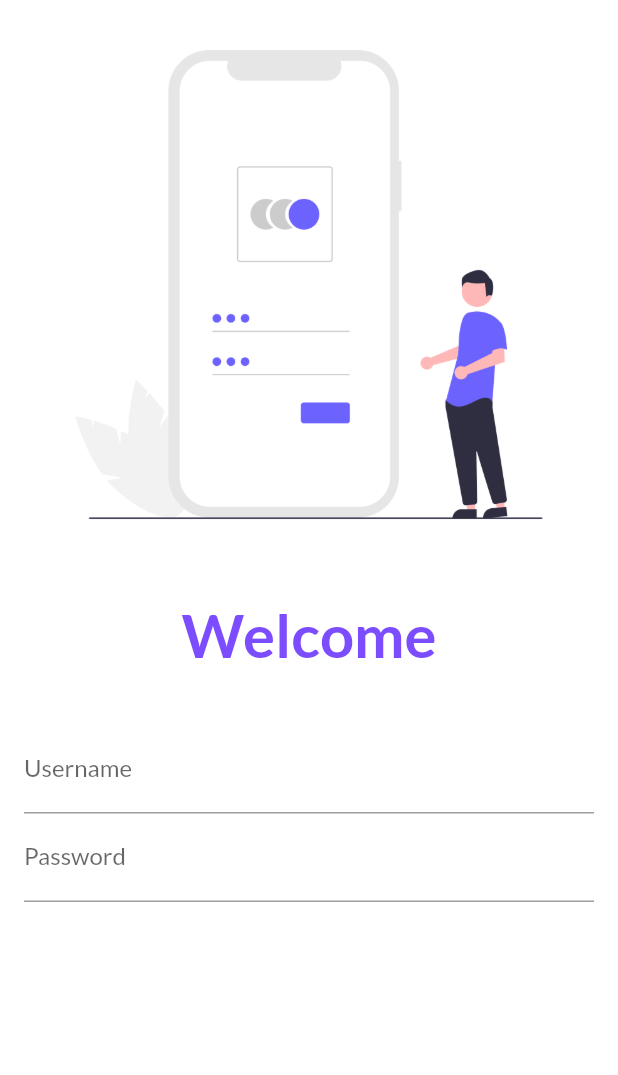
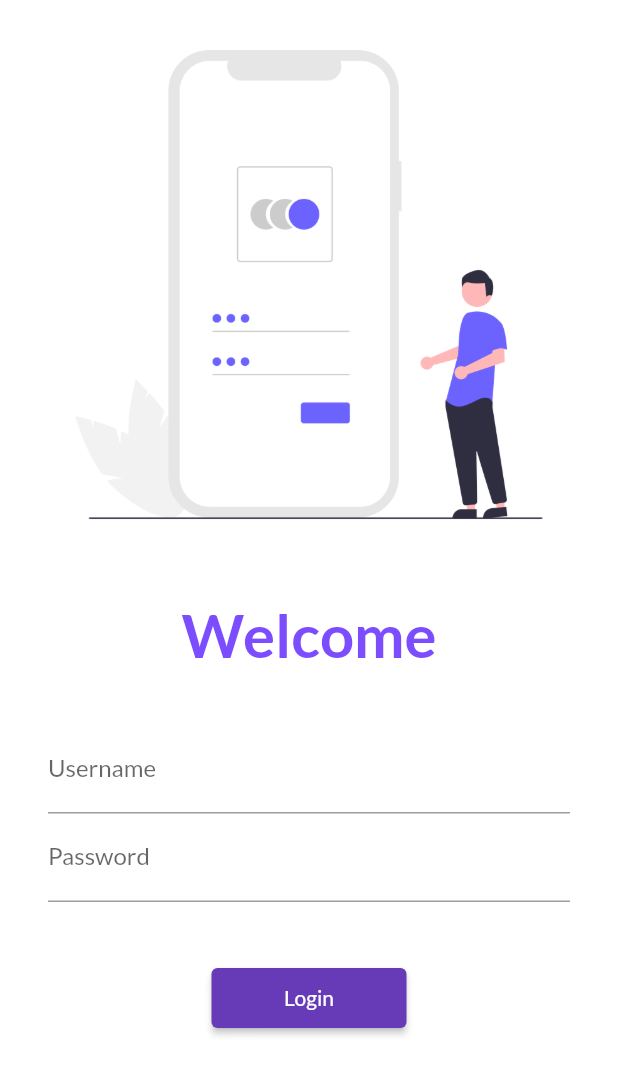
Before and after one commit to vibuverma/flutter-demo-application, a Flutter app: the screen it shows after launch, on a phone screen of 412 x 824 dp. Shown: the top 1075 px of the screen. Run offline on Flutter 3.47's test engine with Material 2 defaults, Android fonts, the light colour scheme and no system bars; our stand-ins replace google_fonts.

Commit message:
routes and SingleChildScrollView added

```diff
--- a/lib/main.dart
+++ b/lib/main.dart
@@ -1,6 +1,8 @@
 import 'package:flutter/material.dart';
+import 'package:flutter_application_1_scratch/utils/routes.dart';
 import 'pages/home_page.dart';
 import 'pages/login_page.dart';
+// import 'pages/utils/routes.dart';
 import 'package:google_fonts/google_fonts.dart';
 
 void main() {
@@ -23,8 +25,8 @@ class MyApp extends StatelessWidget {
       initialRoute: "/login",
       routes: {
         "/": (context) => LoginPage(),
-        "/home": (context) => Homepgae(),
-        "/login": (context) => LoginPage()
+        MyRoutes.homeRoute: (context) => Homepgae(),
+        MyRoutes.loginRoute: (context) => LoginPage()
       },
     );
   }
--- a/lib/pages/login_page.dart
+++ b/lib/pages/login_page.dart
@@ -1,4 +1,5 @@
 import 'package:flutter/material.dart';
+import 'package:flutter_application_1_scratch/utils/routes.dart';
 import 'package:google_fonts/google_fonts.dart';
 
 class LoginPage extends StatelessWidget {
@@ -8,6 +9,7 @@ class LoginPage extends StatelessWidget {
   Widget build(BuildContext context) {
     return Material(
         color: Colors.white,
+        child: SingleChildScrollView(
           child: Column(
             children: [
               Image.asset(
@@ -29,7 +31,7 @@ class LoginPage extends StatelessWidget {
                 height: 20,
               ),
               Padding(
-              padding: const EdgeInsets.all(16.0),
+                padding: EdgeInsets.symmetric(vertical: 16.0, horizontal: 32),
                 child: Column(children: [
                   TextFormField(
                     decoration: InputDecoration(
@@ -38,14 +40,26 @@ class LoginPage extends StatelessWidget {
                     ),
                   ),
                   TextFormField(
+                    obscureText: true,
                     decoration: InputDecoration(
                       hintText: "Enter Password",
                       labelText: "Password",
                     ),
                   ),
+                  SizedBox(
+                    height: 40,
+                  ),
+                  ElevatedButton(
+                    onPressed: () {
+                      Navigator.pushNamed(context, MyRoutes.homeRoute);
+                    },
+                    child: Text("Login"),
+                    style: TextButton.styleFrom(minimumSize: Size(130, 40)),
+                  )
                 ]),
               )
             ],
+          ),
         ));
   }
 }
--- /dev/null
+++ b/lib/utils/routes.dart
@@ -0,0 +1,4 @@
+class MyRoutes {
+  static String loginRoute = "/login";
+  static String homeRoute = "/home";
+}
```
Lines whose indentation alone changed are shown as unchanged.
